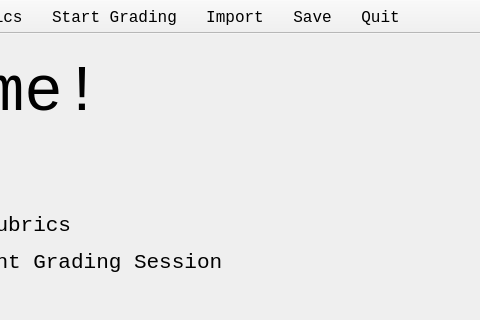
Before: the Qt Designer form GAUI/basescreen.ui in ezfe/grading-assistant-cs205, drawn with Qt 5; both pictures show x 228 to 708 and y 0 to 320 of the 708 by 537 pixel window.
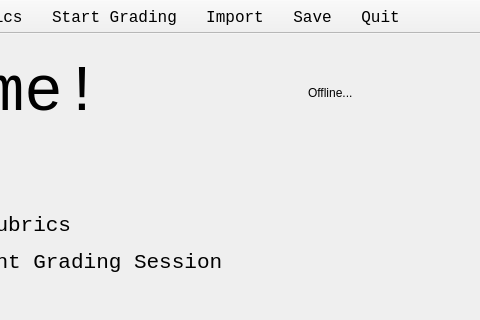
After: the same form once the commit is applied. The open tabs and pages were chosen to show the change.

Commit message: Added "Offline" marker

What changed in the file:
```diff
--- a/GAUI/basescreen.ui
+++ b/GAUI/basescreen.ui
@@ -151,6 +151,16 @@
             </property>
            </spacer>
           </item>
+          <item row="0" column="1">
+           <widget class="QLabel" name="internetStatus">
+            <property name="enabled">
+             <bool>true</bool>
+            </property>
+            <property name="text">
+             <string>Offline...</string>
+            </property>
+           </widget>
+          </item>
          </layout>
         </item>
        </layout>
```
Left out of the diff: 2 changed lines with no effect on the pictures. The commit also changes 1 other file.
